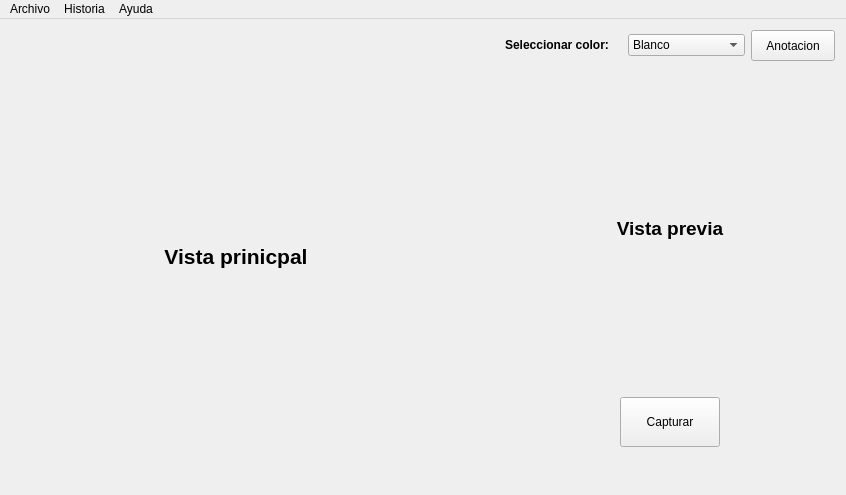
First picture: the form in mainwindow.ui, repository Gabrielnz/pasantia-CIMBUC, before the edit.
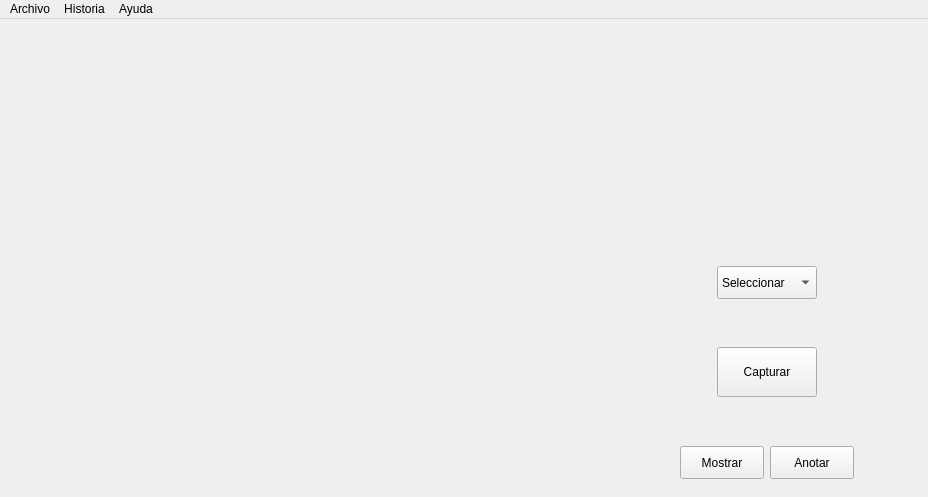
Second picture: the form after the edit.

Commit message: Agregada captura y vista previa de las imagenes.

The edit to the form file:
```diff
--- a/mainwindow.ui
+++ b/mainwindow.ui
@@ -6,14 +6,20 @@
    <rect>
     <x>0</x>
     <y>0</y>
-    <width>846</width>
-    <height>495</height>
+    <width>928</width>
+    <height>497</height>
    </rect>
   </property>
   <property name="minimumSize">
    <size>
-    <width>756</width>
-    <height>495</height>
+    <width>928</width>
+    <height>497</height>
+   </size>
+  </property>
+  <property name="maximumSize">
+   <size>
+    <width>928</width>
+    <height>497</height>
    </size>
   </property>
   <property name="windowTitle">
@@ -22,18 +28,18 @@
   <widget class="QWidget" name="centralWidget">
    <layout class="QGridLayout" name="gridLayout">
     <item row="0" column="0">
-     <layout class="QHBoxLayout" name="horizontalLayout_5">
+     <layout class="QHBoxLayout" name="horizontalLayout_4">
       <item>
        <widget class="QLabel" name="etqCamara">
         <property name="minimumSize">
          <size>
-          <width>450</width>
+          <width>600</width>
           <height>450</height>
          </size>
         </property>
         <property name="maximumSize">
          <size>
-          <width>450</width>
+          <width>600</width>
           <height>450</height>
          </size>
         </property>
@@ -41,38 +47,59 @@
          <bool>true</bool>
         </property>
         <property name="text">
-         <string>&lt;html&gt;&lt;head/&gt;&lt;body&gt;&lt;p align=&quot;center&quot;&gt;&lt;span style=&quot; font-size:16pt; font-weight:600;&quot;&gt;Vista prinicpal&lt;/span&gt;&lt;/p&gt;&lt;/body&gt;&lt;/html&gt;</string>
+         <string>&lt;html&gt;&lt;head/&gt;&lt;body&gt;&lt;p align=&quot;center&quot;&gt;&lt;br/&gt;&lt;/p&gt;&lt;/body&gt;&lt;/html&gt;</string>
         </property>
        </widget>
       </item>
-      <item>
-       <spacer name="horizontalSpacer_2">
-        <property name="orientation">
-         <enum>Qt::Horizontal</enum>
-        </property>
-        <property name="sizeHint" stdset="0">
-         <size>
-          <width>19</width>
-          <height>447</height>
-         </size>
-        </property>
-       </spacer>
-      </item>
       <item>
        <layout class="QVBoxLayout" name="verticalLayout">
+        <item>
+         <widget class="QLabel" name="etqVistaprevia">
+          <property name="minimumSize">
+           <size>
+            <width>300</width>
+            <height>225</height>
+           </size>
+          </property>
+          <property name="maximumSize">
+           <size>
+            <width>300</width>
+            <height>225</height>
+           </size>
+          </property>
+          <property name="text">
+           <string>&lt;html&gt;&lt;head/&gt;&lt;body&gt;&lt;p align=&quot;center&quot;&gt;&lt;br/&gt;&lt;/p&gt;&lt;/body&gt;&lt;/html&gt;</string>
+          </property>
+         </widget>
+        </item>
         <item>
          <layout class="QHBoxLayout" name="horizontalLayout_3">
           <item>
-           <layout class="QHBoxLayout" name="horizontalLayout">
-            <item>
-             <widget class="QLabel" name="etqColor">
-              <property name="text">
-               <string>&lt;html&gt;&lt;head/&gt;&lt;body&gt;&lt;p&gt;&lt;span style=&quot; font-weight:600;&quot;&gt;Seleccionar color:&lt;/span&gt;&lt;/p&gt;&lt;/body&gt;&lt;/html&gt;</string>
-              </property>
-             </widget>
+           <spacer name="horizontalSpacer_4">
+            <property name="orientation">
+             <enum>Qt::Horizontal</enum>
+            </property>
+            <property name="sizeHint" stdset="0">
+             <size>
+              <width>22</width>
+              <height>44</height>
+             </size>
+            </property>
+           </spacer>
             </item>
             <item>
              <widget class="QComboBox" name="cBoxColor">
+            <property name="minimumSize">
+             <size>
+              <width>100</width>
+              <height>33</height>
+             </size>
+            </property>
+            <item>
+             <property name="text">
+              <string>Seleccionar</string>
+             </property>
+            </item>
               <item>
                <property name="text">
                 <string>Blanco</string>
@@ -110,44 +137,6 @@
               </item>
              </widget>
             </item>
-           </layout>
-          </item>
-          <item>
-           <widget class="QPushButton" name="btnAnotaciones">
-            <property name="minimumSize">
-             <size>
-              <width>84</width>
-              <height>31</height>
-             </size>
-            </property>
-            <property name="maximumSize">
-             <size>
-              <width>84</width>
-              <height>31</height>
-             </size>
-            </property>
-            <property name="text">
-             <string>Anotacion</string>
-            </property>
-           </widget>
-          </item>
-         </layout>
-        </item>
-        <item>
-         <spacer name="verticalSpacer_3">
-          <property name="orientation">
-           <enum>Qt::Vertical</enum>
-          </property>
-          <property name="sizeHint" stdset="0">
-           <size>
-            <width>247</width>
-            <height>31</height>
-           </size>
-          </property>
-         </spacer>
-        </item>
-        <item>
-         <layout class="QHBoxLayout" name="horizontalLayout_4">
           <item>
            <spacer name="horizontalSpacer_5">
             <property name="orientation">
@@ -155,40 +144,8 @@
             </property>
             <property name="sizeHint" stdset="0">
              <size>
-              <width>40</width>
-              <height>20</height>
-             </size>
-            </property>
-           </spacer>
-          </item>
-          <item>
-           <widget class="QLabel" name="etqVistaprevia">
-            <property name="minimumSize">
-             <size>
-              <width>250</width>
-              <height>250</height>
-             </size>
-            </property>
-            <property name="maximumSize">
-             <size>
-              <width>250</width>
-              <height>250</height>
-             </size>
-            </property>
-            <property name="text">
-             <string>&lt;html&gt;&lt;head/&gt;&lt;body&gt;&lt;p align=&quot;center&quot;&gt;&lt;span style=&quot; font-size:14pt; font-weight:600;&quot;&gt;Vista previa&lt;/span&gt;&lt;/p&gt;&lt;/body&gt;&lt;/html&gt;</string>
-            </property>
-           </widget>
-          </item>
-          <item>
-           <spacer name="horizontalSpacer_4">
-            <property name="orientation">
-             <enum>Qt::Horizontal</enum>
-            </property>
-            <property name="sizeHint" stdset="0">
-             <size>
-              <width>40</width>
-              <height>20</height>
+              <width>22</width>
+              <height>44</height>
              </size>
             </property>
            </spacer>
@@ -202,8 +159,8 @@
           </property>
           <property name="sizeHint" stdset="0">
            <size>
-            <width>247</width>
-            <height>31</height>
+            <width>244</width>
+            <height>18</height>
            </size>
           </property>
          </spacer>
@@ -264,12 +221,86 @@
           </property>
           <property name="sizeHint" stdset="0">
            <size>
-            <width>247</width>
-            <height>31</height>
+            <width>244</width>
+            <height>19</height>
            </size>
           </property>
          </spacer>
         </item>
+        <item>
+         <layout class="QHBoxLayout" name="horizontalLayout">
+          <item>
+           <spacer name="horizontalSpacer_7">
+            <property name="orientation">
+             <enum>Qt::Horizontal</enum>
+            </property>
+            <property name="sizeHint" stdset="0">
+             <size>
+              <width>33</width>
+              <height>47</height>
+             </size>
+            </property>
+           </spacer>
+          </item>
+          <item>
+           <widget class="QPushButton" name="btnMostrarImagen">
+            <property name="enabled">
+             <bool>true</bool>
+            </property>
+            <property name="minimumSize">
+             <size>
+              <width>84</width>
+              <height>33</height>
+             </size>
+            </property>
+            <property name="maximumSize">
+             <size>
+              <width>84</width>
+              <height>33</height>
+             </size>
+            </property>
+            <property name="text">
+             <string>Mostrar</string>
+            </property>
+           </widget>
+          </item>
+          <item>
+           <widget class="QPushButton" name="btnAnotar">
+            <property name="enabled">
+             <bool>true</bool>
+            </property>
+            <property name="minimumSize">
+             <size>
+              <width>84</width>
+              <height>33</height>
+             </size>
+            </property>
+            <property name="maximumSize">
+             <size>
+              <width>84</width>
+              <height>33</height>
+             </size>
+            </property>
+            <property name="text">
+             <string>Anotar</string>
+            </property>
+           </widget>
+          </item>
+          <item>
+           <spacer name="horizontalSpacer_6">
+            <property name="orientation">
+             <enum>Qt::Horizontal</enum>
+            </property>
+            <property name="sizeHint" stdset="0">
+             <size>
+              <width>33</width>
+              <height>47</height>
+             </size>
+            </property>
+           </spacer>
+          </item>
+         </layout>
+        </item>
        </layout>
       </item>
      </layout>
@@ -281,8 +312,8 @@
     <rect>
      <x>0</x>
      <y>0</y>
-     <width>846</width>
-     <height>25</height>
+     <width>928</width>
+     <height>27</height>
     </rect>
    </property>
    <widget class="QMenu" name="menuArchivo">
```
Lines whose indentation alone changed are shown as unchanged. The commit also changes 3 other files.
